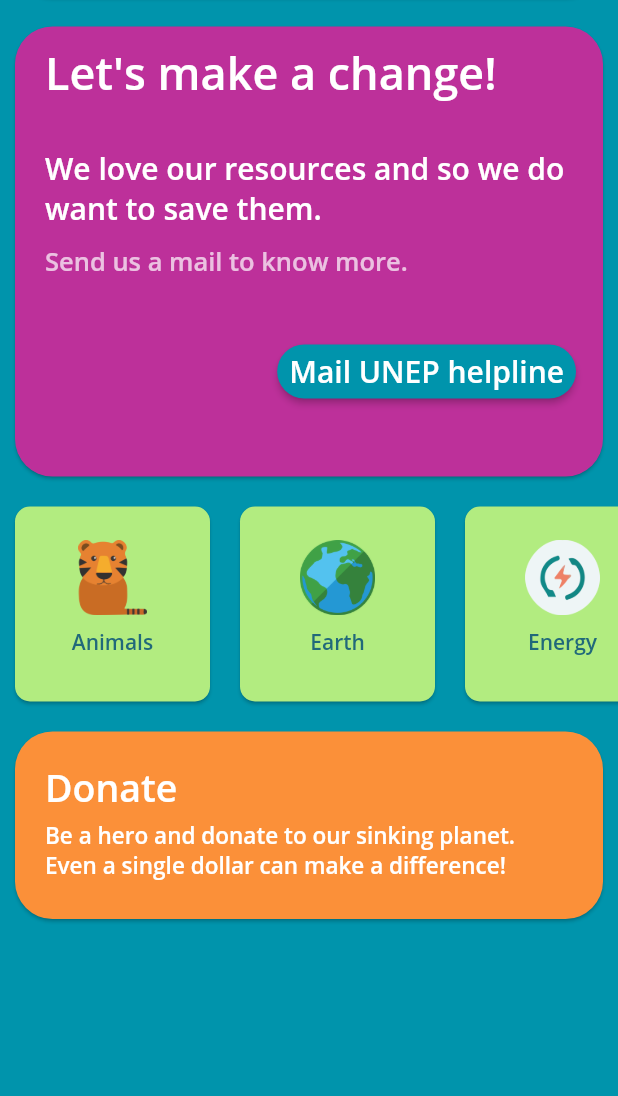
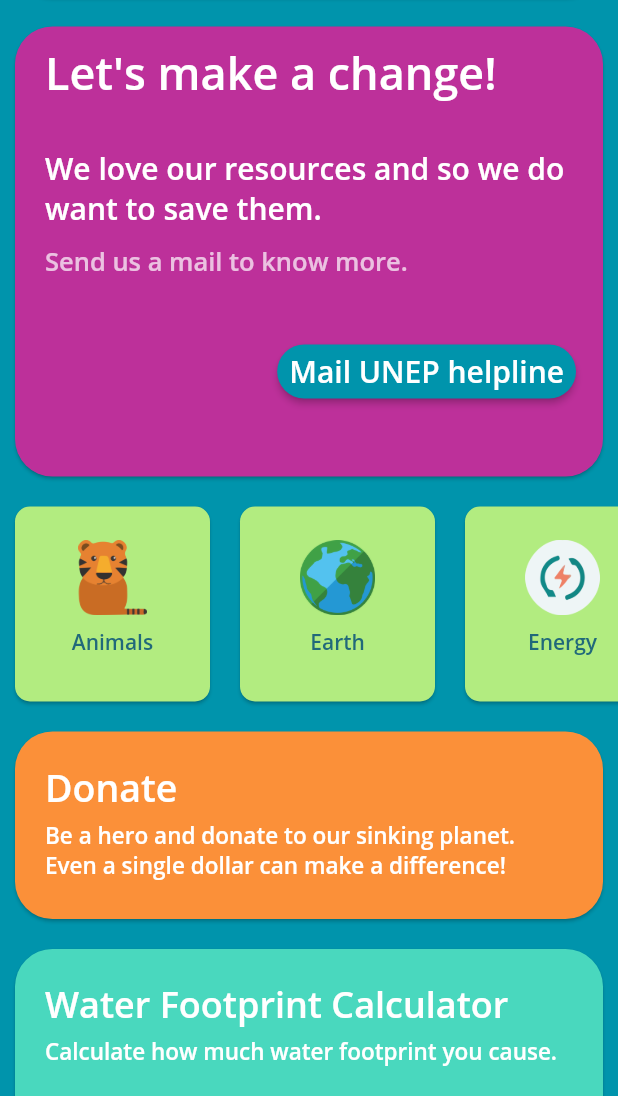
Before and after one commit to ameysunu/envirapp, a Flutter app: the screen it shows after launch, on a phone screen of 412 x 824 dp, the part 140-1236 px from its top. Run offline on Flutter 3.47's test engine with Material 2 defaults, Android fonts, the phone set to English and light mode, and no system bars; our stand-ins replace hexcolor; missing offline and left inert: achievement_view.

Commit message:
calculator added

```diff
--- a/lib/home.dart
+++ b/lib/home.dart
@@ -6,6 +6,7 @@
 import 'energy.dart';
 import 'fossils.dart';
 import 'water.dart';
+import 'calculate.dart';
 
 class Home extends StatefulWidget {
   @override
@@ -28,7 +29,8 @@
       debugShowCheckedModeBanner: false,
       home: Scaffold(
         backgroundColor: Hexcolor("#0094AC"),
-        body: SafeArea(
+        body: SingleChildScrollView(
+          child: SafeArea(
             child: Column(
               children: <Widget>[
                 Card(
@@ -39,7 +41,8 @@
                       bottom: Radius.circular(25.0),
                     ),
                   ),
-                margin: EdgeInsets.symmetric(vertical: 10.0, horizontal: 10.0),
+                  margin:
+                      EdgeInsets.symmetric(vertical: 10.0, horizontal: 10.0),
                   child: Column(
                     children: <Widget>[
                       Padding(
@@ -67,7 +70,8 @@
                       bottom: Radius.circular(25.0),
                     ),
                   ),
-                margin: EdgeInsets.symmetric(vertical: 10.0, horizontal: 10.0),
+                  margin:
+                      EdgeInsets.symmetric(vertical: 10.0, horizontal: 10.0),
                   child: SizedBox(
                     height: 300.0,
                     width: double.infinity,
@@ -360,7 +364,8 @@
                       bottom: Radius.circular(25.0),
                     ),
                   ),
-                margin: EdgeInsets.symmetric(vertical: 10.0, horizontal: 10.0),
+                  margin:
+                      EdgeInsets.symmetric(vertical: 10.0, horizontal: 10.0),
                   child: InkWell(
                     child: Column(
                       children: <Widget>[
@@ -380,7 +385,8 @@
                                       color: Hexcolor('#FFFFFF')),
                                 ),
                                 Padding(
-                                padding: const EdgeInsets.fromLTRB(0, 5, 0, 0),
+                                  padding:
+                                      const EdgeInsets.fromLTRB(0, 5, 0, 0),
                                   child: Text(
                                     'Be a hero and donate to our sinking planet.\nEven a single dollar can make a difference!',
                                     style: TextStyle(
@@ -406,7 +412,59 @@
                     },
                   ),
                 ),
+                Card(
+                  color: Hexcolor('#49D8BE'),
+                  shape: RoundedRectangleBorder(
+                    borderRadius: BorderRadius.vertical(
+                      top: Radius.circular(25.0),
+                      bottom: Radius.circular(25.0),
+                    ),
+                  ),
+                  margin:
+                      EdgeInsets.symmetric(vertical: 10.0, horizontal: 10.0),
+                  child: InkWell(
+                    child: Column(
+                      children: <Widget>[
+                        Padding(
+                          padding: EdgeInsets.fromLTRB(20, 20, 20, 5),
+                          child: SizedBox(
+                            width: double.infinity,
+                            height: 100,
+                            child: Column(
+                              crossAxisAlignment: CrossAxisAlignment.start,
+                              children: <Widget>[
+                                Text(
+                                  'Water Footprint Calculator',
+                                  style: TextStyle(
+                                      fontFamily: 'OpenSans',
+                                      fontSize: 24.0,
+                                      color: Hexcolor('#FFFFFF')),
+                                ),
+                                Padding(
+                                  padding:
+                                      const EdgeInsets.fromLTRB(0, 5, 0, 0),
+                                  child: Text(
+                                    'Calculate how much water footprint you cause.',
+                                    style: TextStyle(
+                                        fontFamily: 'OpenSans',
+                                        fontSize: 15.0,
+                                        color: Hexcolor('#FFFFFF')),
+                                  ),
+                                ),
                               ],
+                            ),
+                          ),
+                        ),
+                      ],
+                    ),
+                    onTap: () => Navigator.push(
+                      context,
+                      MaterialPageRoute(builder: (context) => Calculate()),
+                    ),
+                  ),
+                ),
+              ],
+            ),
           ),
         ),
       ),
```
Also changed, not shown: lib/calculate.dart (added, +118 -0 lines). Lines whose indentation alone changed are shown as unchanged.
